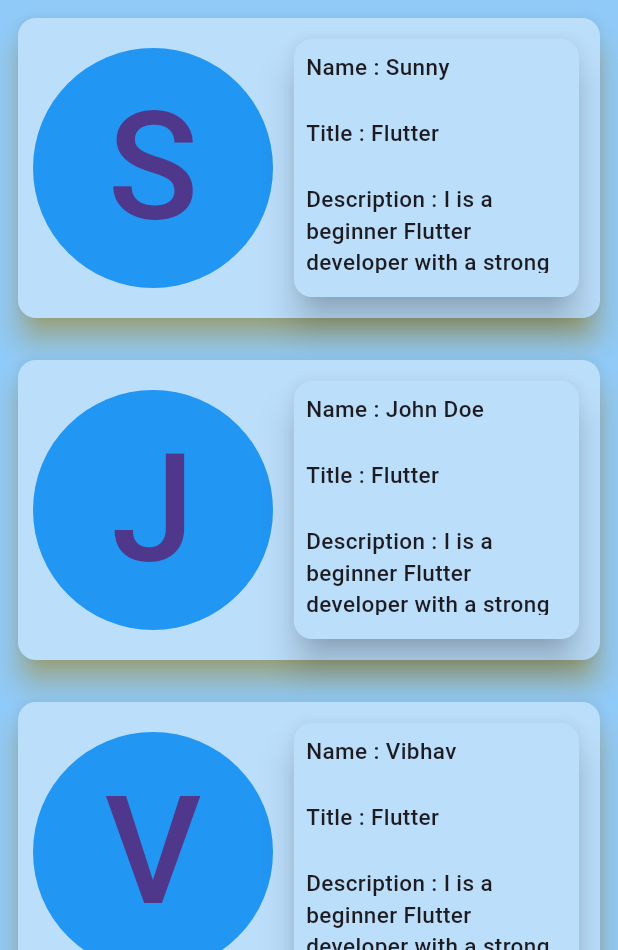
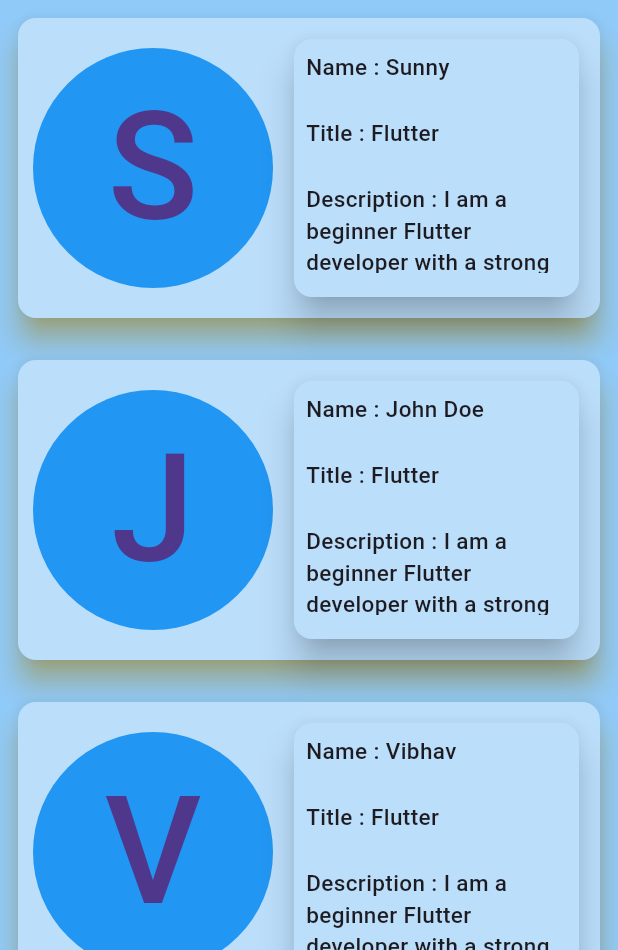
Before and after one commit to Sunny3177753/Card_Inro_app, a Flutter app: the screen it shows after launch, on a phone screen of 412 x 824 dp, the part 84-1034 px from its top. Run offline on Flutter 3.47's test engine with Material 3 defaults, Android fonts, the phone set to English and light mode, and no system bars.

```diff
--- a/lib/intro_card.dart
+++ b/lib/intro_card.dart
@@ -29,7 +29,7 @@ class CardConnect extends StatelessWidget {
               IntroCard(
                   name: "Sunny",
                   title: "Flutter ",
-                  desc: "I is a beginner Flutter developer with a strong interest in creating clean and responsive mobile applications."
+                  desc: "I am a beginner Flutter developer with a strong interest in creating clean and responsive mobile applications."
                       " I enjoys exploring Flutter widgets and Dart to bring simple UI ideas to life."
               ),
 
@@ -38,7 +38,7 @@ class CardConnect extends StatelessWidget {
               IntroCard(
                   name: "John Doe",
                   title: "Flutter ",
-                  desc: "I is a beginner Flutter developer with a strong interest in creating clean and responsive mobile applications."
+                  desc: "I am a beginner Flutter developer with a strong interest in creating clean and responsive mobile applications."
                       " I enjoys exploring Flutter widgets and Dart to bring simple UI ideas to life."
               ),
 
@@ -47,7 +47,7 @@ class CardConnect extends StatelessWidget {
               IntroCard(
                   name: "Vibhav",
                   title: "Flutter ",
-                  desc: "I is a beginner Flutter developer with a strong interest in creating clean and responsive mobile applications."
+                  desc: "I am a beginner Flutter developer with a strong interest in creating clean and responsive mobile applications."
                       " I enjoys exploring Flutter widgets and Dart to bring simple UI ideas to life."
               ),
 
@@ -56,7 +56,7 @@ class CardConnect extends StatelessWidget {
               IntroCard(
                   name: "Virat",
                   title: "Flutter ",
-                  desc: "I is a beginner Flutter developer with a strong interest in creating clean and responsive mobile applications."
+                  desc: "I am a beginner Flutter developer with a strong interest in creating clean and responsive mobile applications."
                       " I enjoys exploring Flutter widgets and Dart to bring simple UI ideas to life."
               ),
 
```
Also changed, not shown: 2 other files.
